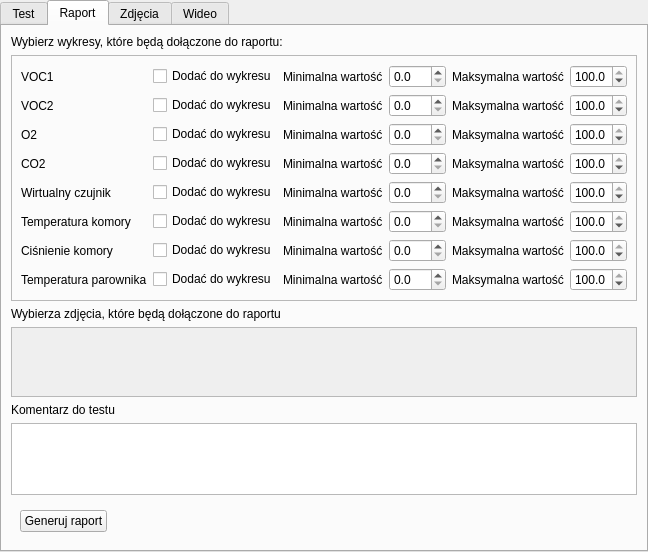
Before: the Qt Designer form app/testtabswidget.ui in wiacekmarcin/StanowiskoChemiczne, drawn with Qt 5.
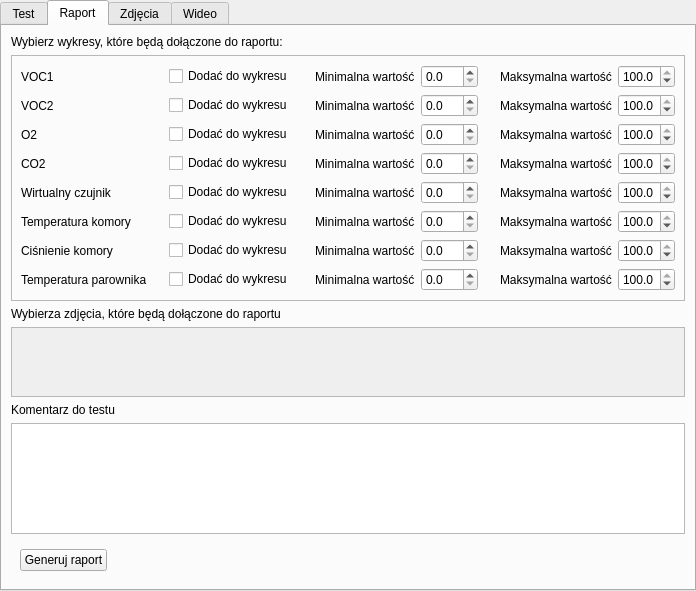
After: the same form once the commit is applied. Custom widgets are drawn as their Qt base class.

```diff
--- a/app/testtabswidget.ui
+++ b/app/testtabswidget.ui
@@ -6,8 +6,8 @@
    <rect>
     <x>0</x>
     <y>0</y>
-    <width>595</width>
-    <height>538</height>
+    <width>696</width>
+    <height>591</height>
    </rect>
   </property>
   <property name="windowTitle">
@@ -552,7 +552,7 @@
            </spacer>
           </item>
           <item row="3" column="0">
-           <widget class="QLabel" name="title_3">
+           <widget class="QLabel" name="title_4">
             <property name="text">
              <string>CO2</string>
             </property>
@@ -660,7 +660,7 @@
            </widget>
           </item>
           <item row="2" column="0">
-           <widget class="QLabel" name="title_1">
+           <widget class="QLabel" name="title_3">
             <property name="text">
              <string>O2</string>
             </property>
@@ -772,8 +772,8 @@
            <rect>
             <x>0</x>
             <y>0</y>
-            <width>577</width>
-            <height>49</height>
+            <width>672</width>
+            <height>68</height>
            </rect>
           </property>
           <layout class="QGridLayout" name="gridLayoutCheckbox"/>
```
Left out of the diff: 4 changed lines with no effect on the pictures.
